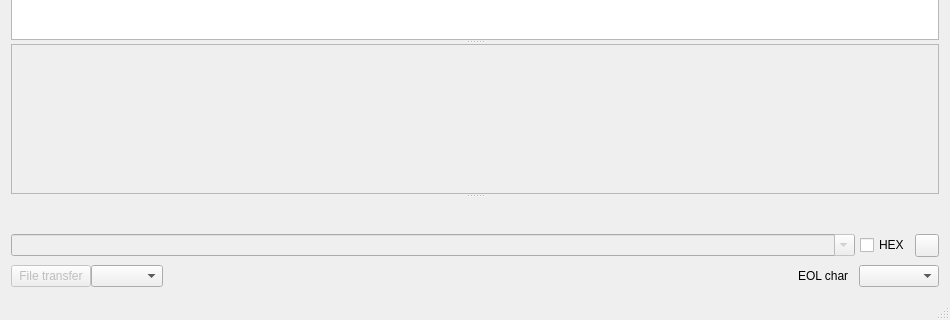
Before: the Qt Designer form mainwindow.ui in HEYAHONG/cutecom-ng, drawn with Qt 5; both pictures show x 0 to 950 and y 380 to 700 of the 950 by 700 pixel window.
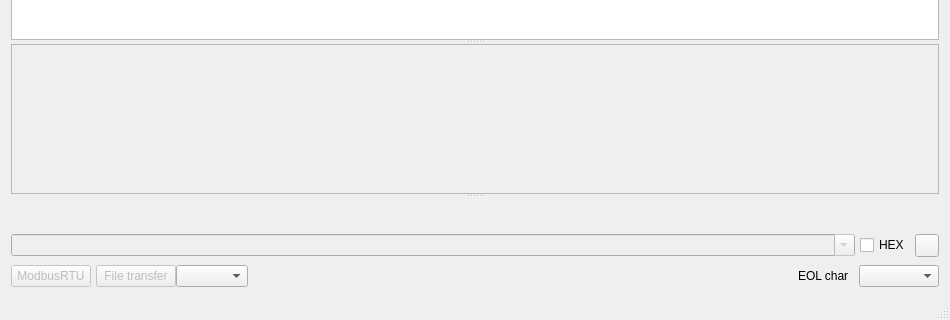
After: the same form once the commit is applied. Icons and pictures are not drawn. Custom widgets are drawn as their Qt base class.

Commit message: 初步添加ModbusRTU测试代码

```diff
--- a/mainwindow.ui
+++ b/mainwindow.ui
@@ -245,6 +245,32 @@
       <property name="spacing">
        <number>0</number>
       </property>
+      <item>
+       <widget class="QPushButton" name="modbusButton">
+        <property name="enabled">
+         <bool>false</bool>
+        </property>
+        <property name="text">
+         <string>ModbusRTU</string>
+        </property>
+       </widget>
+      </item>
+      <item>
+       <spacer name="horizontalSpacer_4">
+        <property name="orientation">
+         <enum>Qt::Horizontal</enum>
+        </property>
+        <property name="sizeType">
+         <enum>QSizePolicy::Fixed</enum>
+        </property>
+        <property name="sizeHint" stdset="0">
+         <size>
+          <width>5</width>
+          <height>20</height>
+         </size>
+        </property>
+       </spacer>
+      </item>
       <item>
        <widget class="QPushButton" name="fileTransferButton">
         <property name="enabled">
```
The commit also changes 17 other files.
